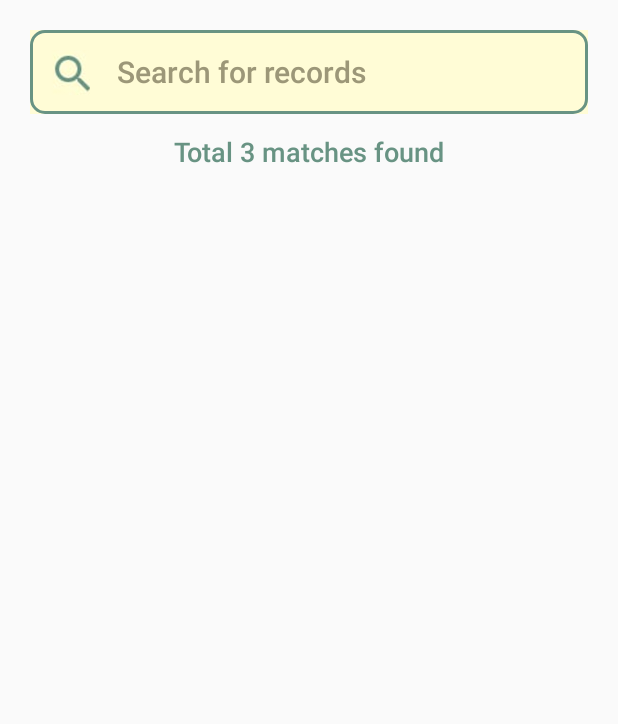
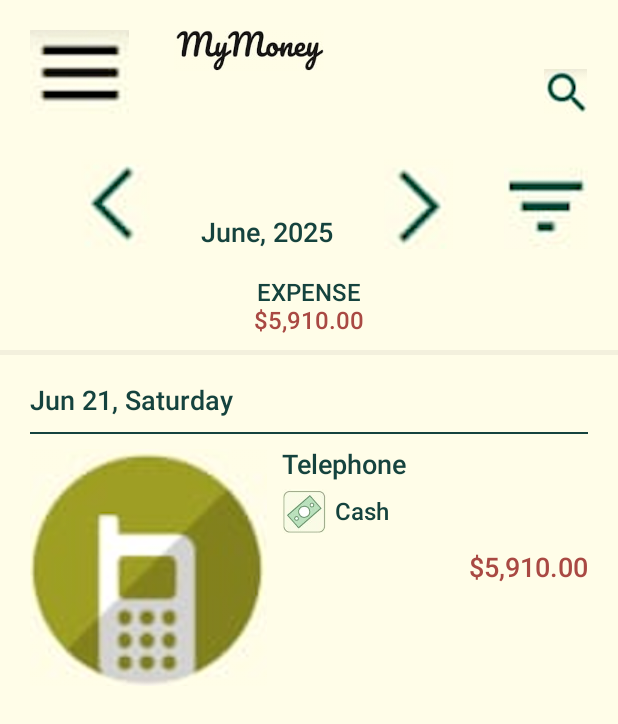
Before and after one commit to aminakhtar5595/SubTrackr, an Android app built with Jetpack Compose: the screen it shows after launch (MainActivity), on a phone screen of 412 x 824 dp. Shown: the top 724 px of the screen. Run offline under Robolectric (Android 15) with nearby library versions, the phone set to English and light mode, and no system bars.

Commit message:
Implemented home screen UI

```diff
--- a/app/src/main/java/com/example/subtrackr/MainActivity.kt
+++ b/app/src/main/java/com/example/subtrackr/MainActivity.kt
@@ -19,7 +19,7 @@ class MainActivity : ComponentActivity() {
     override fun onCreate(savedInstanceState: Bundle?) {
         super.onCreate(savedInstanceState)
         setContent {
-            SearchScreen()
+            HomeScreen()
             }
         }
     }
--- a/app/src/main/java/com/example/subtrackr/ui/screens/home/HomeScreen.kt
+++ b/app/src/main/java/com/example/subtrackr/ui/screens/home/HomeScreen.kt
@@ -1,8 +1,130 @@
 package com.example.subtrackr.ui.screens.home
 
+import androidx.compose.foundation.Image
+import androidx.compose.foundation.background
+import androidx.compose.foundation.layout.Arrangement
+import androidx.compose.foundation.layout.Column
+import androidx.compose.foundation.layout.Row
+import androidx.compose.foundation.layout.Spacer
+import androidx.compose.foundation.layout.fillMaxSize
+import androidx.compose.foundation.layout.fillMaxWidth
+import androidx.compose.foundation.layout.height
+import androidx.compose.foundation.layout.padding
+import androidx.compose.foundation.layout.size
+import androidx.compose.material3.Divider
+import androidx.compose.material3.Text
 import androidx.compose.runtime.Composable
+import androidx.compose.ui.Alignment
+import androidx.compose.ui.Modifier
+import androidx.compose.ui.graphics.Color
+import androidx.compose.ui.res.painterResource
+import androidx.compose.ui.text.TextStyle
+import androidx.compose.ui.text.font.FontWeight
+import androidx.compose.ui.unit.dp
+import androidx.compose.ui.unit.sp
+import com.example.subtrackr.R
 
 @Composable
 fun HomeScreen() {
+    Column (
+        modifier = Modifier
+            .fillMaxSize()
+            .background(color = Color(0xFFfffde8))
+            .padding(vertical = 20.dp),
+    ) {
+        Column (
+            modifier = Modifier.padding(horizontal = 20.dp)
+        ) {
+        Row (
+            modifier = Modifier.fillMaxWidth(),
+            verticalAlignment = Alignment.Bottom,
+            horizontalArrangement = Arrangement.SpaceBetween
+        ) {
+            Row {
+                Image(painter = painterResource(id = R.drawable.menu_icon),
+                    contentDescription = "Menu Icon")
 
+                Spacer(modifier = Modifier.padding(end = 30.dp))
+                Image(painter = painterResource(id = R.drawable.app_icon),
+                    contentDescription = "App Icon", modifier = Modifier.height(27.dp))
+            }
+            Image(painter = painterResource(id = R.drawable.search_icon),
+                contentDescription = "Search Icon", modifier = Modifier.size(30.dp))
+        }
+
+        Row (
+            modifier = Modifier
+                .fillMaxWidth()
+                .padding(top = 30.dp, bottom = 20.dp),
+            verticalAlignment = Alignment.Bottom,
+            horizontalArrangement = Arrangement.SpaceBetween
+        ) {
+            Spacer(modifier = Modifier.padding())
+            Image(painter = painterResource(id = R.drawable.left_arrow_icon),
+                contentDescription = "Right Arrow Icon")
+
+            Text("June, 2025", style = TextStyle(fontSize = 18.sp), color = Color(0xFF15433e), fontWeight = FontWeight.Medium)
+
+            Image(painter = painterResource(id = R.drawable.right_arrow_icon),
+                contentDescription = "Right Arrow Icon")
+
+            Image(painter = painterResource(id = R.drawable.filter_icon),
+                contentDescription = "Filter Icon")
+        }
+
+        Column (
+            modifier = Modifier
+                .fillMaxWidth()
+                .padding(bottom = 10.dp),
+            horizontalAlignment = Alignment.CenterHorizontally
+        ) {
+            Text("EXPENSE", style = TextStyle(fontSize = 16.sp), color = Color(0xFF15433e), fontWeight = FontWeight.Medium)
+            Text("$5,910.00", style = TextStyle(fontSize = 16.sp), color = Color(0xFFa94943), fontWeight = FontWeight.Medium)
+        }
+        }
+
+        Divider(
+            color = Color(0xFFf3f0dd),
+            thickness = 3.dp
+        )
+
+        Column (
+            modifier = Modifier.padding(20.dp)
+        ) {
+            Text("Jun 21, Saturday", style = TextStyle(fontSize = 18.sp), color = Color(0xFF15433e), fontWeight = FontWeight.Medium)
+
+            Spacer(modifier = Modifier.height(10.dp))
+            Divider(
+                color = Color(0xFF15433e),
+                thickness = 1.dp
+            )
+            Spacer(modifier = Modifier.height(10.dp))
+
+            Row (
+                modifier = Modifier.fillMaxWidth(),
+                horizontalArrangement = Arrangement.SpaceBetween,
+                verticalAlignment = Alignment.CenterVertically
+            ) {
+                Row {
+                    Image(painter = painterResource(id = R.drawable.telephone_icon),
+                        contentDescription = "Expense Icon")
+
+                    Column (
+                        modifier = Modifier.padding(start = 10.dp)
+                    ) {
+                        Text("Telephone", style = TextStyle(fontSize = 18.sp), color = Color(0xFF15433e), fontWeight = FontWeight.Medium)
+                        Spacer(modifier = Modifier.height(5.dp))
+                        Row (
+                            verticalAlignment = Alignment.CenterVertically
+                        ) {
+                            Image(painter = painterResource(id = R.drawable.cash_icon),
+                                contentDescription = "Cash Icon", modifier = Modifier.size(30.dp))
+                            Text("Cash", style = TextStyle(fontSize = 16.sp), color = Color(0xFF15433e), fontWeight = FontWeight.Medium, modifier = Modifier.padding(start = 5.dp))
+                        }
+                    }
+                }
+                Text("$5,910.00", style = TextStyle(fontSize = 18.sp), color = Color(0xFFa94943), fontWeight = FontWeight.SemiBold)
+            }
+        }
+    }
 }
--- a/app/src/main/java/com/example/subtrackr/ui/screens/search/SearchScreen.kt
+++ b/app/src/main/java/com/example/subtrackr/ui/screens/search/SearchScreen.kt
@@ -44,7 +44,6 @@ fun SearchScreen() {
             .fillMaxSize()
             .padding(20.dp),
     ) {
-
     Row (
         modifier = Modifier
             .fillMaxWidth()
@@ -96,6 +95,5 @@ fun SearchScreen() {
             Text("Search records by notes, category name and account name", style = TextStyle(fontSize = 18.sp), color = Color(0xFF689383), fontWeight = FontWeight.Medium, textAlign = TextAlign.Center)
         }
     }
-
 }
 }
```
Also changed, not shown: app/src/main/res/drawable/card_icon.png (added), app/src/main/res/drawable/cash_icon.png (added), app/src/main/res/drawable/savings_icon.png (added), app/src/main/res/drawable/search_icon.png.
